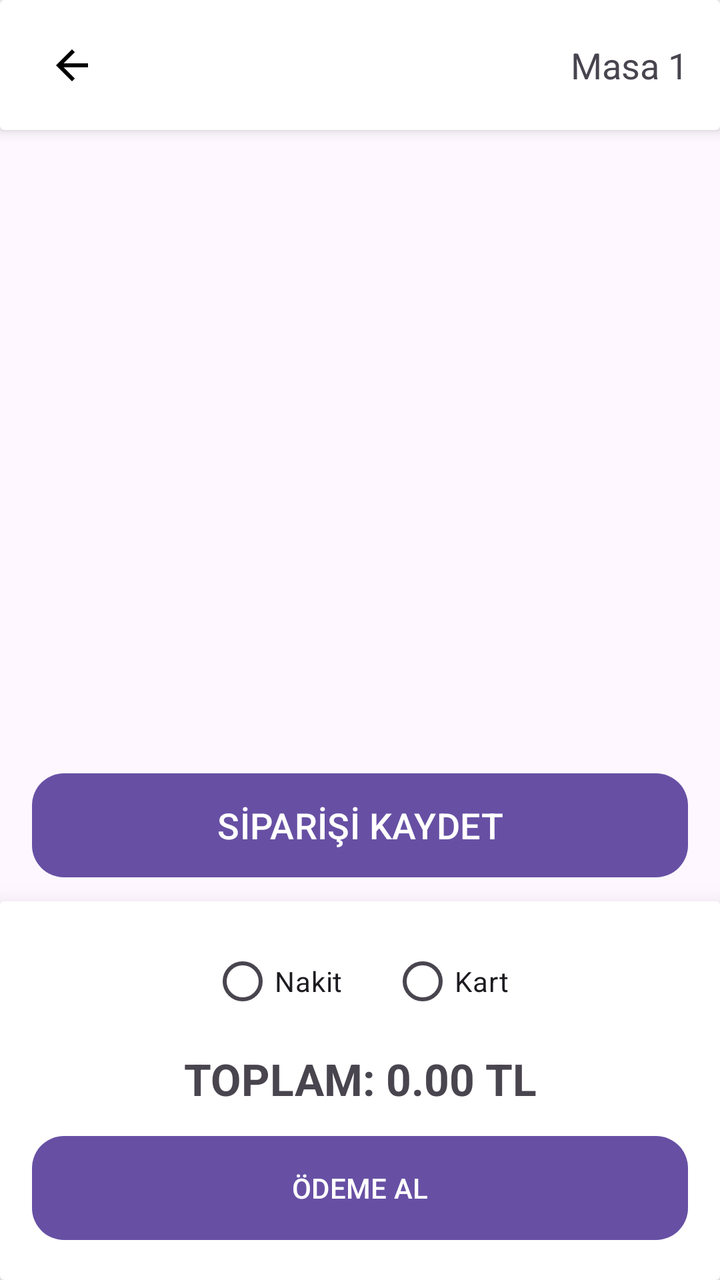
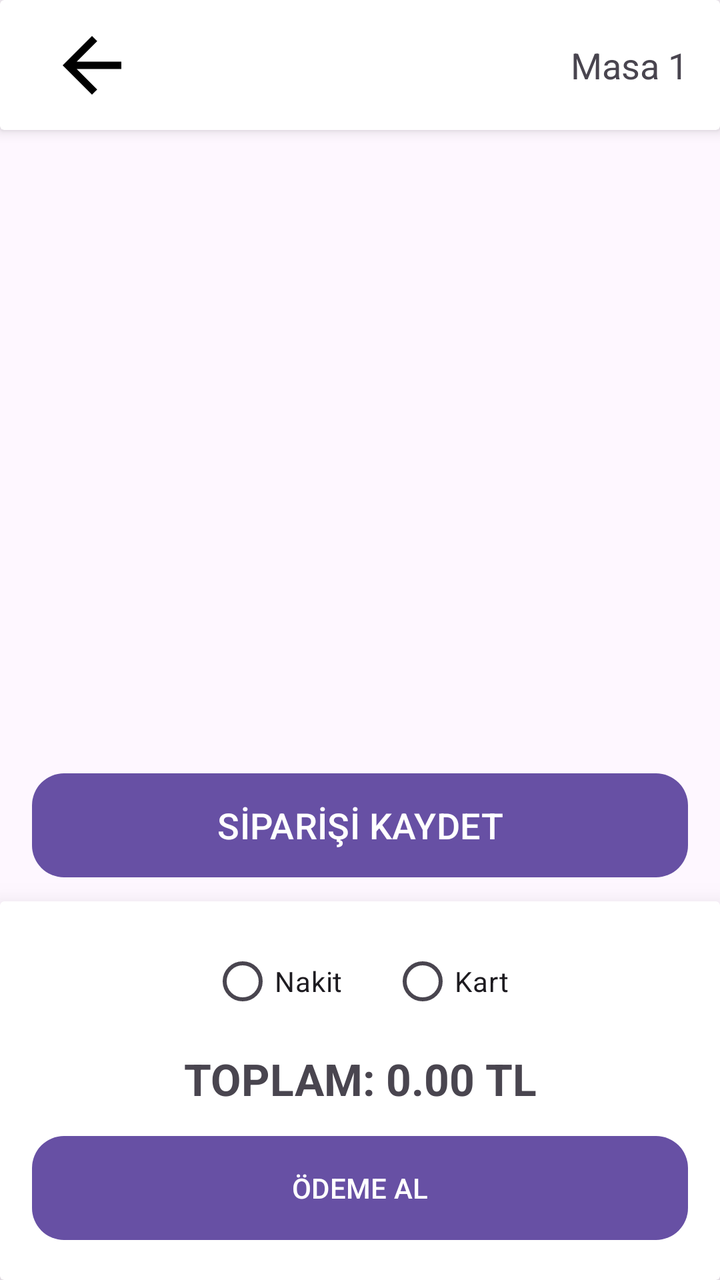

Two renders of the same Android screen: before a commit and after it. Below are the layout's source before the change and the commit's diff.
<!-- AndroidManifest.xml: application theme Theme.CumhuriyetCafe -->
<!-- res/layout/fragment_menuler.xml -->
<?xml version="1.0" encoding="utf-8"?>
<androidx.constraintlayout.widget.ConstraintLayout xmlns:android="http://schemas.android.com/apk/res/android"
    xmlns:app="http://schemas.android.com/apk/res-auto"
    xmlns:tools="http://schemas.android.com/tools"
    android:layout_width="match_parent"
    android:layout_height="match_parent">

    <androidx.cardview.widget.CardView
        android:id="@+id/topBar"
        android:layout_width="match_parent"
        android:layout_height="65dp"
        app:cardElevation="4dp"
        app:layout_constraintTop_toTopOf="parent">

        <androidx.constraintlayout.widget.ConstraintLayout
            android:layout_width="match_parent"
            android:layout_height="match_parent"
            android:paddingHorizontal="16dp">

            <ImageView
                android:id="@+id/buttonGeri"
                android:layout_width="40dp"
                android:layout_height="40dp"
                android:padding="8dp"
                android:src="@drawable/baseline_arrow_back_24"
                app:layout_constraintBottom_toBottomOf="parent"
                app:layout_constraintStart_toStartOf="parent"
                app:layout_constraintTop_toTopOf="parent" />

            <TextView
                android:id="@+id/textViewMasaAdi"
                android:layout_width="wrap_content"
                android:layout_height="wrap_content"
                android:text="Masa 1"
                android:textSize="18sp"
                app:layout_constraintBottom_toBottomOf="parent"
                app:layout_constraintEnd_toEndOf="parent"
                app:layout_constraintTop_toTopOf="parent" />
        </androidx.constraintlayout.widget.ConstraintLayout>
    </androidx.cardview.widget.CardView>

    <androidx.recyclerview.widget.RecyclerView
        android:id="@+id/kategoriler"
        android:layout_width="match_parent"
        android:layout_height="wrap_content"
        android:orientation="horizontal"
        android:padding="8dp"
        app:layoutManager="androidx.recyclerview.widget.LinearLayoutManager"
        app:layout_constraintEnd_toEndOf="parent"
        app:layout_constraintStart_toStartOf="parent"
        app:layout_constraintTop_toBottomOf="@id/topBar"
        tools:listitem="@layout/kategori_recycler_view" />

    <androidx.recyclerview.widget.RecyclerView
        android:id="@+id/Menu"
        android:layout_width="0dp"
        android:layout_height="0dp"
        android:layout_marginHorizontal="8dp"
        app:layoutManager="androidx.recyclerview.widget.LinearLayoutManager"
        app:layout_constraintBottom_toTopOf="@id/siparisiKaydetButton"
        app:layout_constraintEnd_toEndOf="parent"
        app:layout_constraintStart_toStartOf="parent"
        app:layout_constraintTop_toBottomOf="@id/kategoriler"
        tools:listitem="@layout/menu_recycler_view" />

    <Button
        android:id="@+id/siparisiKaydetButton"
        android:layout_width="match_parent"
        android:layout_height="60dp"
        android:layout_marginHorizontal="16dp"
        android:layout_marginBottom="8dp"
        android:text="SİPARİŞİ KAYDET"
        android:textSize="18sp"
        app:cornerRadius="16dp"
        app:layout_constraintBottom_toTopOf="@id/kontrolPaneli" />

    <androidx.cardview.widget.CardView
        android:id="@+id/kontrolPaneli"
        android:layout_width="match_parent"
        android:layout_height="wrap_content"
        app:cardElevation="16dp"
        app:layout_constraintBottom_toBottomOf="parent">

        <LinearLayout
            android:layout_width="match_parent"
            android:layout_height="wrap_content"
            android:orientation="vertical"
            android:padding="16dp">

            <RadioGroup
                android:id="@+id/OdemeTuru"
                android:layout_width="match_parent"
                android:layout_height="wrap_content"
                android:gravity="center"
                android:orientation="horizontal">

                <RadioButton
                    android:id="@+id/Nakit"
                    android:layout_width="wrap_content"
                    android:layout_height="wrap_content"
                    android:text="Nakit" />

                <RadioButton
                    android:id="@+id/Kart"
                    android:layout_width="wrap_content"
                    android:layout_height="wrap_content"
                    android:layout_marginStart="24dp"
                    android:text="Kart" />
            </RadioGroup>

            <TextView
                android:id="@+id/ToplamTutar"
                android:layout_width="match_parent"
                android:layout_height="wrap_content"
                android:gravity="center"
                android:padding="10dp"
                android:text="TOPLAM: 0.00 TL"
                android:textSize="22sp"
                android:textStyle="bold" />

            <Button
                android:id="@+id/buttonOdemeYap"
                android:layout_width="match_parent"
                android:layout_height="60dp"
                android:text="ÖDEME AL"
                app:cornerRadius="16dp" />
        </LinearLayout>
    </androidx.cardview.widget.CardView>

    <FrameLayout
        android:id="@+id/basariliEkran"
        android:layout_width="match_parent"
        android:layout_height="match_parent"
        android:elevation="100dp"
        android:visibility="gone">

        <LinearLayout
            android:layout_width="wrap_content"
            android:layout_height="wrap_content"
            android:layout_gravity="center"
            android:gravity="center"
            android:orientation="vertical">

            <ImageView
                android:layout_width="150dp"
                android:layout_height="150dp"
                android:src="@drawable/masalar_recycler_image_view"
                android:layout_marginBottom="16dp" />

            <TextView
                android:layout_width="wrap_content"
                android:layout_height="wrap_content"
                android:text="İŞLEM TAMAMLANDI"
                android:textColor="#4CAF50"
                android:textSize="28sp"
                android:textStyle="bold" />

            <TextView
                android:layout_width="wrap_content"
                android:layout_height="wrap_content"
                android:layout_marginTop="8dp"
                android:text="İşlem Başarıyla Gerçekleşti"
                android:textColor="#BBBBBB"
                android:textSize="20sp" />
        </LinearLayout>
    </FrameLayout>

</androidx.constraintlayout.widget.ConstraintLayout>
<!-- res/layout/kategori_recycler_view.xml (included above) -->
<?xml version="1.0" encoding="utf-8"?>
<LinearLayout
    xmlns:android="http://schemas.android.com/apk/res/android"
    xmlns:app="http://schemas.android.com/apk/res-auto"
    android:layout_width="wrap_content"
    android:layout_height="wrap_content"
    android:gravity="center"
    android:orientation="vertical"
    android:padding="8dp">

    <com.google.android.material.card.MaterialCardView
        android:id="@+id/kategoriCard"
        android:layout_width="70dp"
        android:layout_height="70dp"
        app:cardCornerRadius="35dp"
        app:cardElevation="3dp"
        app:strokeWidth="2dp">

        <ImageView
            android:id="@+id/kategoriResmi"
            android:layout_width="wrap_content"
            android:layout_height="wrap_content" />
    </com.google.android.material.card.MaterialCardView>

    <TextView
        android:id="@+id/kategoriAdiTextView"
        android:layout_width="wrap_content"
        android:layout_height="wrap_content"
        android:layout_marginTop="6dp"
        android:text="Kategori"
        android:textSize="15sp" />
</LinearLayout>
<!-- res/layout/menu_recycler_view.xml (included above) -->
<?xml version="1.0" encoding="utf-8"?>
<LinearLayout xmlns:android="http://schemas.android.com/apk/res/android"
    xmlns:app="http://schemas.android.com/apk/res-auto"
    android:layout_width="match_parent"
    android:layout_height="wrap_content"
    android:gravity="center_vertical"
    android:orientation="horizontal"
    android:padding="12dp">

    <TextView
        android:id="@+id/urununIsmi"
        android:layout_width="0dp"
        android:layout_height="wrap_content"
        android:layout_weight="1"
        android:text="Ürün Adı"
        android:textSize="18sp" />

    <TextView
        android:id="@+id/urununFiyati"
        android:layout_width="wrap_content"
        android:layout_height="wrap_content"
        android:layout_marginEnd="12dp"
        android:text="0.00 TL"
        android:textSize="18sp" />

    <com.google.android.material.button.MaterialButton
        android:id="@+id/buttonEksi"
        android:layout_width="40dp"
        android:layout_height="40dp"
        android:insetLeft="0dp"
        android:insetTop="0dp"
        android:insetRight="0dp"
        android:insetBottom="0dp"
        android:padding="0dp"
        android:text="-"
        android:textSize="20sp"
        app:cornerRadius="20dp" />

    <TextView
        android:id="@+id/urununAdedi"
        android:layout_width="35dp"
        android:layout_height="wrap_content"
        android:gravity="center"
        android:text="0"
        android:textSize="18sp" />

    <com.google.android.material.button.MaterialButton
        android:id="@+id/buttonArti"
        android:layout_width="40dp"
        android:layout_height="40dp"
        android:insetLeft="0dp"
        android:insetTop="0dp"
        android:insetRight="0dp"
        android:insetBottom="0dp"
        android:padding="0dp"
        android:text="+"
        android:textSize="20sp"
        app:cornerRadius="20dp" />
</LinearLayout>
<!-- resources referenced by this layout -->
<resources>
  <!-- drawable baseline_arrow_back_24 (drawable) -->
  <vector xmlns:android="http://schemas.android.com/apk/res/android" android:autoMirrored="true" android:height="24dp" android:tint="#000000" android:viewportHeight="24" android:viewportWidth="24" android:width="24dp">
        
      <path android:fillColor="@android:color/white" android:pathData="M20,11H7.83l5.59,-5.59L12,4l-8,8 8,8 1.41,-1.41L7.83,13H20v-2z"/>
      
  </vector>
  <!-- drawable masalar_recycler_image_view (drawable) -->
  <vector xmlns:android="http://schemas.android.com/apk/res/android"
      android:width="200dp"
      android:height="200dp"
      android:viewportWidth="24"
      android:viewportHeight="24"
      android:tint="#4CAF50">
      <path
          android:fillColor="@android:color/white"
          android:pathData="M9,16.17L4.83,12l-1.42,1.41L9,19 21,7l-1.41,-1.41z"/>
  </vector>
  <style name="Theme.CumhuriyetCafe" parent="Base.Theme.CumhuriyetCafe" />
  <style name="Base.Theme.CumhuriyetCafe" parent="Theme.Material3.DayNight.NoActionBar">
          
          
      </style>
</resources>

<!-- the commit's change to res/layout/fragment_menuler.xml (unified diff, before → after) -->
@@ -19,9 +19,10 @@
 
             <ImageView
                 android:id="@+id/buttonGeri"
-                android:layout_width="40dp"
-                android:layout_height="40dp"
+                android:layout_width="60dp"
+                android:layout_height="60dp"
                 android:padding="8dp"
+                android:scaleType="fitCenter"
                 android:src="@drawable/baseline_arrow_back_24"
                 app:layout_constraintBottom_toBottomOf="parent"
                 app:layout_constraintStart_toStartOf="parent"
@@ -152,16 +153,8 @@
                 android:layout_height="wrap_content"
                 android:text="İŞLEM TAMAMLANDI"
                 android:textColor="#4CAF50"
-                android:textSize="28sp"
+                android:textSize="30sp"
                 android:textStyle="bold" />
-
-            <TextView
-                android:layout_width="wrap_content"
-                android:layout_height="wrap_content"
-                android:layout_marginTop="8dp"
-                android:text="İşlem Başarıyla Gerçekleşti"
-                android:textColor="#BBBBBB"
-                android:textSize="20sp" />
         </LinearLayout>
     </FrameLayout>
 
